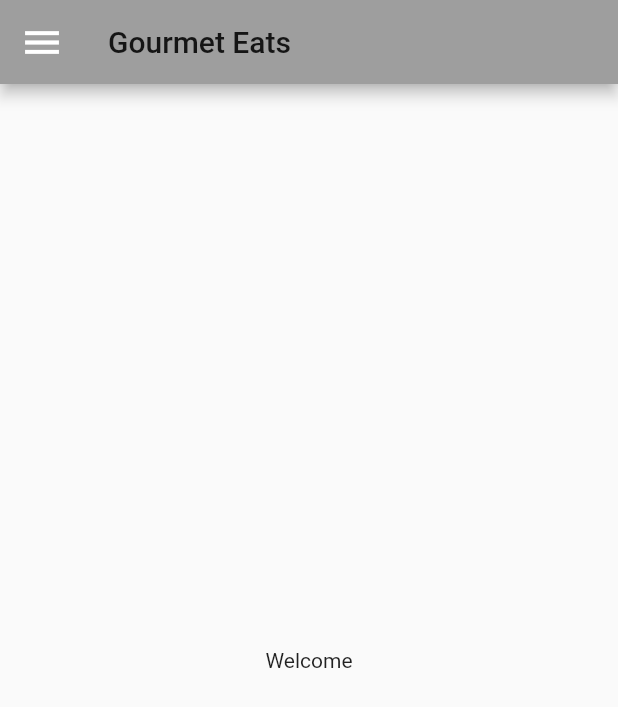
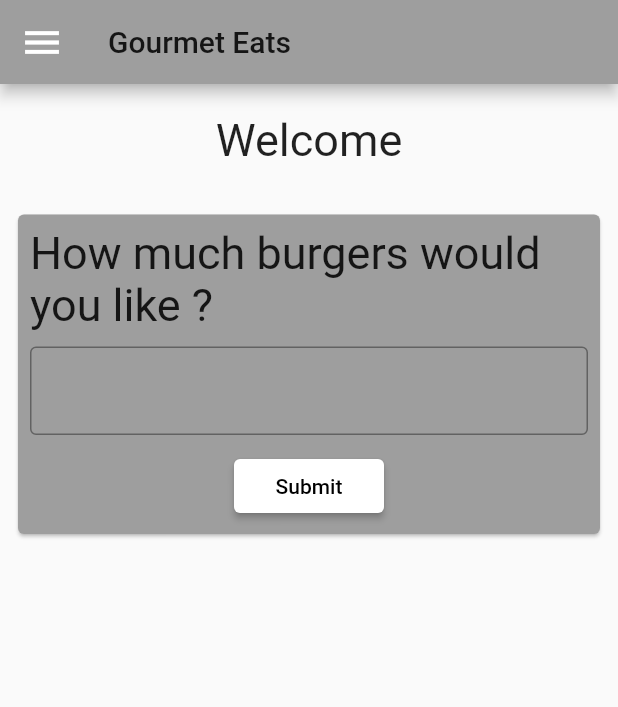
Before and after one commit to Mampuru/gourmet_eats, a Flutter app: the screen it shows after launch, on a phone screen of 412 x 824 dp. Shown: the top 707 px of the screen. Run offline on Flutter 3.47's test engine with Material 2 defaults, Android fonts, the phone set to English and light mode, and no system bars.

Commit message:
basic landing_view UI complete

```diff
--- /dev/null
+++ b/lib/constants.dart
@@ -0,0 +1,12 @@
+import 'package:flutter/material.dart';
+
+//Colors
+const PrimaryColor =  Colors.grey;
+const White = Colors.white;
+
+//String
+const LandingViewText = "How much burgers would you like ?";
+const WelcomeText = "Welcome";
+
+//Texts Size
+const TitleText = 30.0;
--- a/lib/main.dart
+++ b/lib/main.dart
@@ -1,4 +1,5 @@
 import 'package:flutter/material.dart';
+import 'package:gourmet_eats/views/landing_view.dart';
 
 void main() {
   runApp(MyApp());
@@ -21,11 +22,9 @@ class MyApp extends StatelessWidget {
           title: Text("Gourmet Eats"),
         ),
         body: Center(
-          child: Container(
-            child: Text("Welcome")
+          child: LandingView()
           ),
         ),
-      ),
     );
   }
 }
--- /dev/null
+++ b/lib/views/landing_view.dart
@@ -0,0 +1,55 @@
+import 'package:flutter/material.dart';
+import 'package:gourmet_eats/constants.dart';
+import 'package:gourmet_eats/views/order_view.dart';
+
+class LandingView extends StatelessWidget {
+  @override
+  Widget build(BuildContext context) {
+    return Container(
+      child: Column(
+        children: [
+          SizedBox(height: 20.0,),
+          Text(WelcomeText,style: TextStyle(fontSize: TitleText),),
+          SizedBox(height: 20.0,),
+          Padding(
+            padding: const EdgeInsets.all(8.0),
+            child: buildCard(context),
+          )
+        ],
+      ),
+    );
+  }
+
+  Widget buildCard(BuildContext context){
+    return Card(
+      color: PrimaryColor,
+      child: Padding(
+        padding: const EdgeInsets.all(8.0),
+        child: Column(
+          children: [
+            Text(LandingViewText,style: TextStyle(fontSize: TitleText),),
+            SizedBox(height: 10.0,),
+            TextField(
+              keyboardType: TextInputType.number,
+              decoration: InputDecoration(
+                fillColor: White,
+                border: OutlineInputBorder(),
+              ),
+            ),
+            SizedBox(height: 10.0,),
+            Center(
+              child: ConstrainedBox(
+                constraints: BoxConstraints.tightFor(width: 100.0,),
+                child: ElevatedButton(onPressed: () => {
+                Navigator.push(context, MaterialPageRoute(builder: (context) => OrderView()),)
+                }, child: Text("Submit"),
+                    style: ElevatedButton.styleFrom(primary: White)
+                ),
+              ),
+            )
+          ],
+        ),
+      ),
+    );
+  }
+}
```
Also changed, not shown: lib/views/order_view.dart (added).
